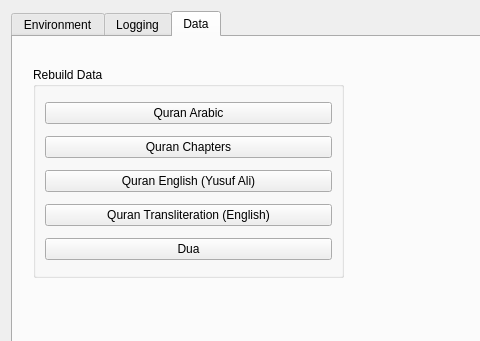
First picture: the form in settings_dialog.ui, repository abumq/project-islam, before the edit; both pictures show x 0 to 480 and y 0 to 341 of the 781 by 512 pixel window.
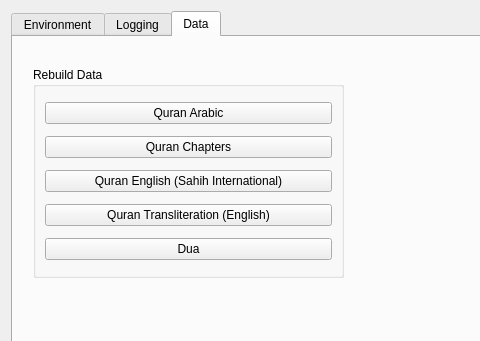
Second picture: the form after the edit.

Patch:
```diff
--- a/settings_dialog.ui
+++ b/settings_dialog.ui
@@ -242,7 +242,7 @@
         <item>
          <widget class="QPushButton" name="buildQuranEnglish">
           <property name="text">
-           <string>Quran English (Yusuf Ali)</string>
+           <string>Quran English (Sahih International)</string>
           </property>
          </widget>
         </item>
```
